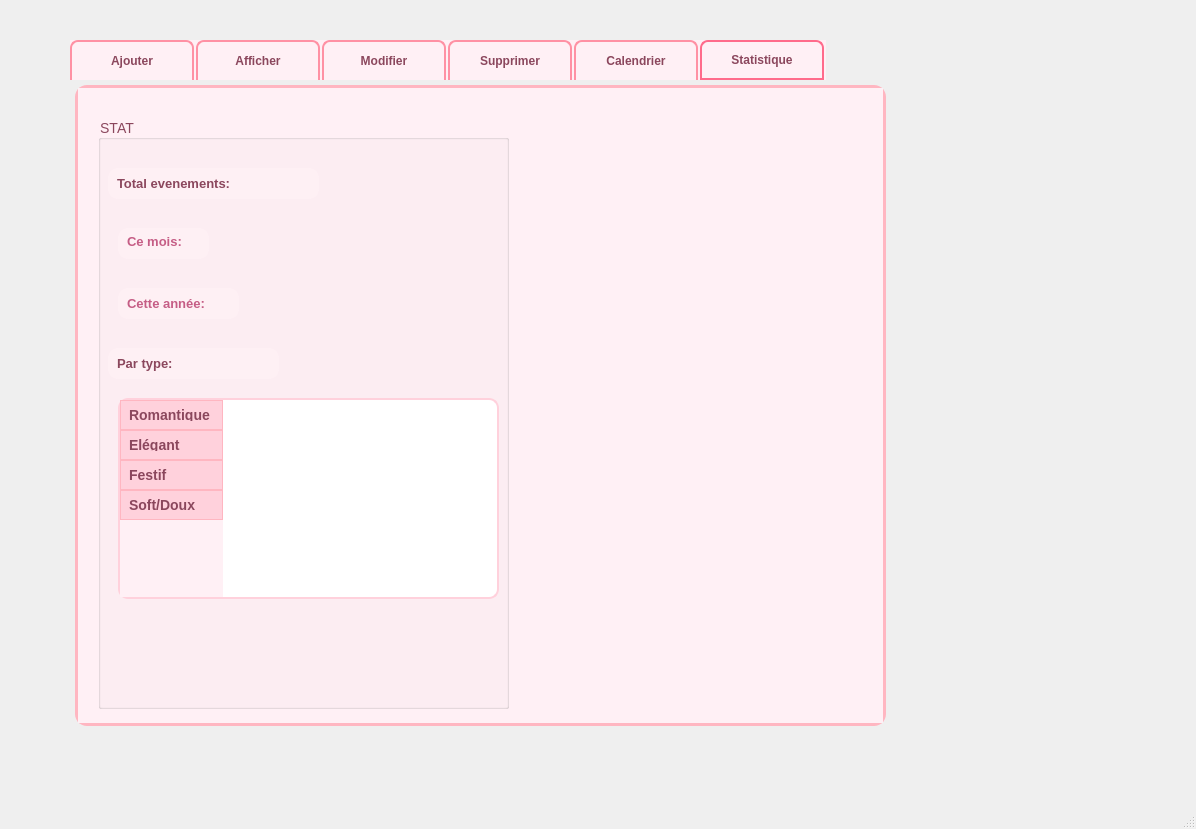
First picture: the form in mainwindow.ui, repository hajerbentemessek792-tech/summerconnect, before the edit.
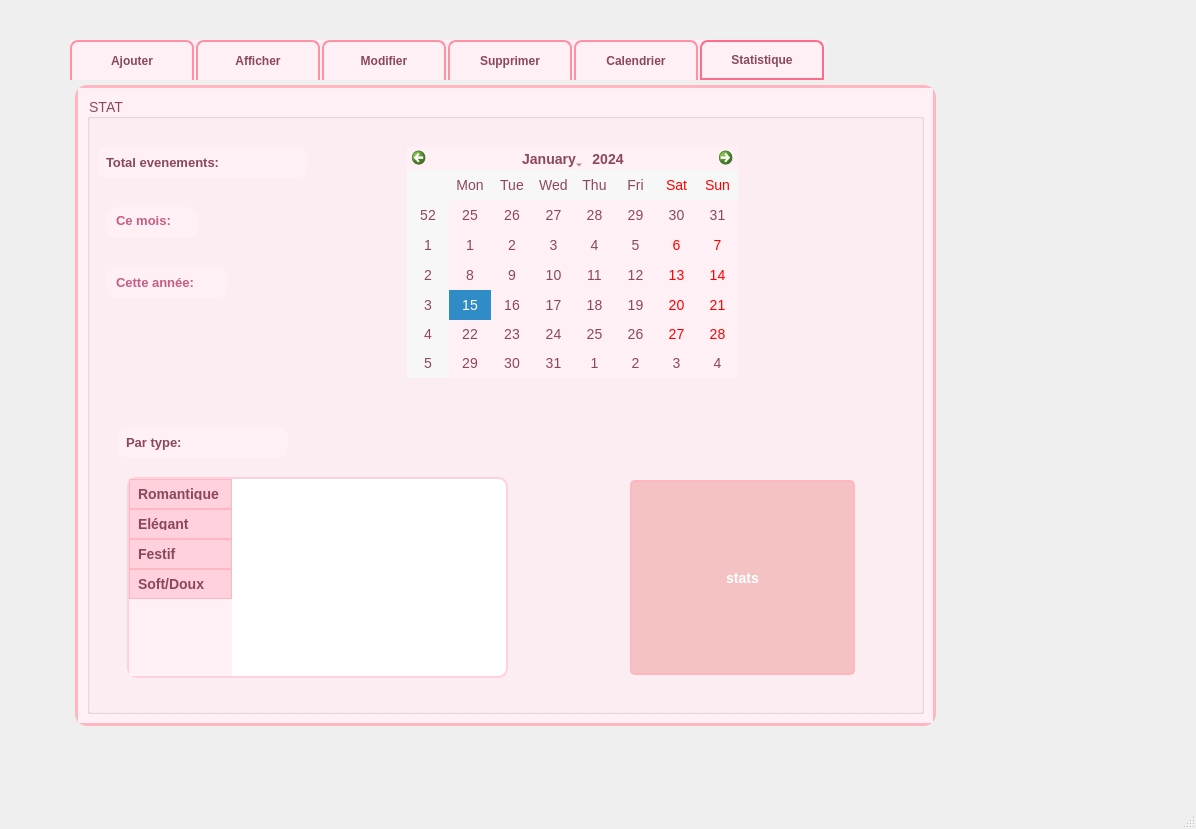
Second picture: the form after the edit. Icons and pictures are not drawn.

What changed in the file:
```diff
--- a/mainwindow.ui
+++ b/mainwindow.ui
@@ -24,7 +24,7 @@
      <rect>
       <x>70</x>
       <y>40</y>
-      <width>821</width>
+      <width>871</width>
       <height>691</height>
      </rect>
     </property>
@@ -1745,15 +1745,9 @@
      <attribute name="title">
       <string>Statistique</string>
      </attribute>
+     <layout class="QHBoxLayout" name="horizontalLayout">
+      <item>
      <widget class="QGroupBox" name="groupBox">
-      <property name="geometry">
-       <rect>
-        <x>20</x>
-        <y>30</y>
-        <width>411</width>
-        <height>591</height>
-       </rect>
-      </property>
       <property name="title">
        <string>STAT</string>
       </property>
@@ -1799,8 +1793,8 @@
       <widget class="QLabel" name="labeltype">
        <property name="geometry">
         <rect>
-         <x>10</x>
-         <y>230</y>
+           <x>30</x>
+           <y>330</y>
          <width>171</width>
          <height>31</height>
         </rect>
@@ -1812,8 +1806,8 @@
       <widget class="QTableWidget" name="tableWidget_types">
        <property name="geometry">
         <rect>
-         <x>20</x>
-         <y>280</y>
+           <x>40</x>
+           <y>380</y>
          <width>381</width>
          <height>201</height>
         </rect>
@@ -1839,17 +1833,41 @@
         </property>
        </row>
       </widget>
-     </widget>
-     <widget class="QWidget" name="chartWidget" native="true">
+        <widget class="QPushButton" name="statButton">
+         <property name="geometry">
+          <rect>
+           <x>540</x>
+           <y>380</y>
+           <width>231</width>
+           <height>201</height>
+          </rect>
+         </property>
+         <property name="styleSheet">
+          <string notr="true">background-color: #f4c2c2;  /* Light pink */
+color: white;               /* White text */
+font-weight: bold;
+border-radius: 5px;
+padding: 5px 10px;
+
+</string>
+         </property>
+         <property name="text">
+          <string>stats</string>
+         </property>
+        </widget>
+        <widget class="QCalendarWidget" name="calendarWidget_2">
       <property name="geometry">
        <rect>
-        <x>450</x>
-        <y>70</y>
+           <x>320</x>
+           <y>50</y>
         <width>331</width>
-        <height>421</height>
+           <height>231</height>
        </rect>
       </property>
      </widget>
+       </widget>
+      </item>
+     </layout>
     </widget>
    </widget>
   </widget>
```
Lines whose indentation alone changed are shown as unchanged.
